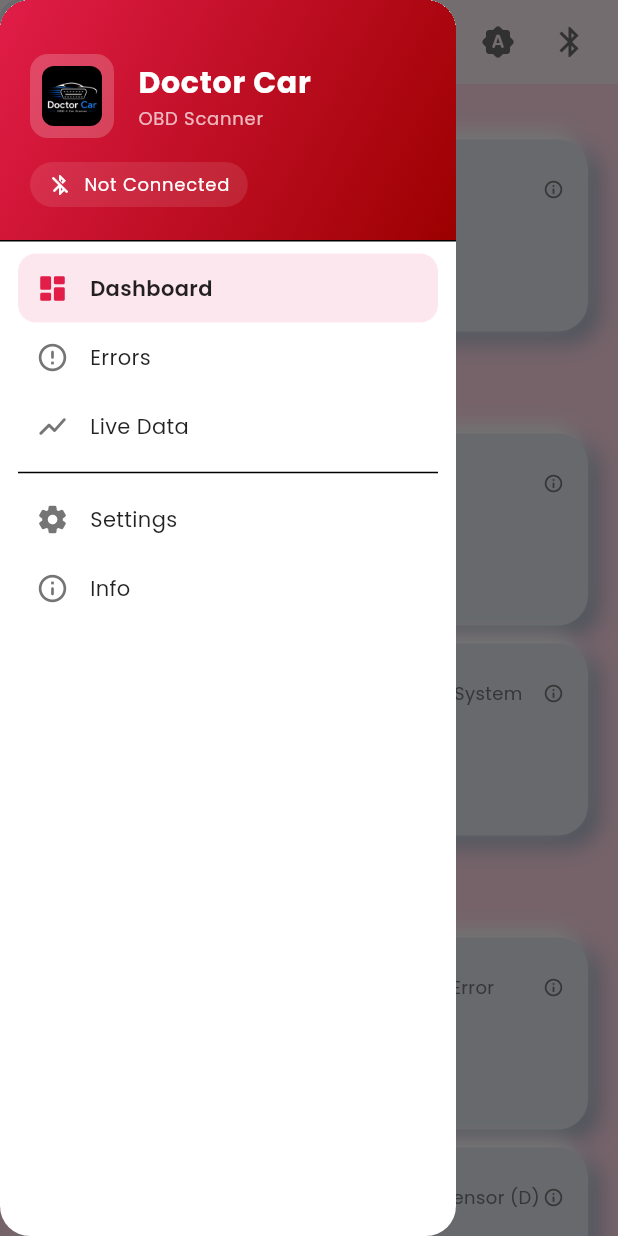
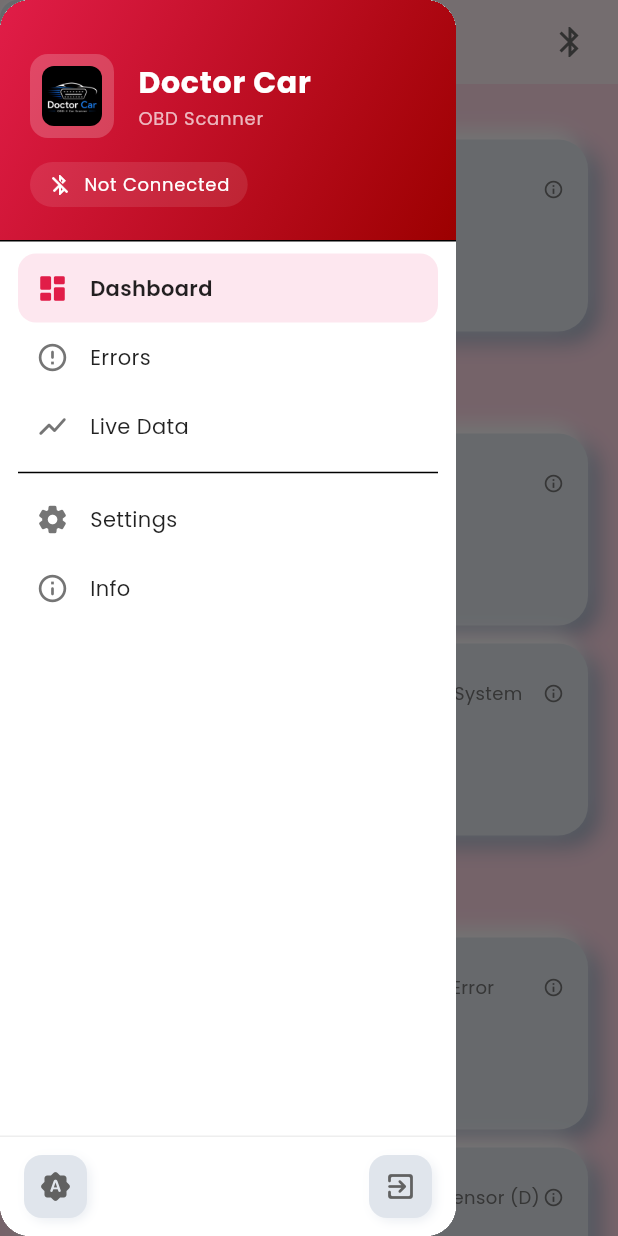
Before and after one commit to clawdy31/obd-car-scanner, a Flutter app: the screen it shows after launch, scrolled down 576 dp, after a tap on the "menu" icon, on a phone screen of 412 x 824 dp. Run offline on Flutter 3.47's test engine with Material 3 defaults, Android fonts, the light colour scheme and no system bars; our stand-ins replace flutter_blue_plus, flutter_bluetooth_serial, google_fonts, permission_handler, shared_preferences; statements that could not run were skipped.

Commit message:
Move theme icon to drawer bottom-left, exit to bottom-right

```diff
--- a/lib/main.dart
+++ b/lib/main.dart
@@ -130,6 +130,7 @@
           Navigator.pop(context);
           setState(() => _currentIndex = idx);
         },
+        onThemeTap: () => _showThemeSheet(context),
       ),
       appBar: AppBar(
         backgroundColor: isDark ? const Color(0xFF1E1E1E) : Colors.white,
@@ -159,19 +160,6 @@
         ),
             title: Text('Doctor Car', style: GoogleFonts.poppins(fontWeight: FontWeight.bold, fontSize: 18, color: isDark ? Colors.white : const Color(0xFF510000))),
             actions: [
-              IconButton(
-                icon: Consumer<ThemeProvider>(
-                  builder: (context, theme, _) => Icon(
-                    theme.themeMode == ThemeMode.dark
-                        ? Icons.dark_mode_rounded
-                        : theme.themeMode == ThemeMode.light
-                            ? Icons.light_mode_rounded
-                            : Icons.brightness_auto_rounded,
-                    color: isDark ? Colors.white : const Color(0xFF6B6B6B),
-                  ),
-                ),
-                onPressed: () => _showThemeSheet(context),
-              ),
               IconButton(
                 icon: Icon(obd.isConnected ? Icons.bluetooth_connected : Icons.bluetooth, color: obd.isConnected ? const Color(0xFFE11D48) : (isDark ? Colors.white : const Color(0xFF6B6B6B))),
                 onPressed: () => _showBluetoothSheet(context),
@@ -815,8 +803,9 @@
 class _AppDrawer extends StatelessWidget {
   final int currentIndex;
   final Function(int) onItemSelected;
+  final VoidCallback? onThemeTap;
 
-  const _AppDrawer({required this.currentIndex, required this.onItemSelected});
+  const _AppDrawer({required this.currentIndex, required this.onItemSelected, this.onThemeTap});
 
   @override
   Widget build(BuildContext context) {
@@ -826,8 +815,10 @@
     return Drawer(
       backgroundColor: isDark ? const Color(0xFF1E1E1E) : Colors.white,
       shape: RoundedRectangleBorder(borderRadius: BorderRadius.circular(20)),
+      child: SafeArea(
         child: Column(
           children: [
+            // Drawer Header
             DrawerHeader(
               margin: EdgeInsets.zero,
               padding: const EdgeInsets.fromLTRB(20, 36, 20, 16),
@@ -879,8 +870,10 @@
                       ),
                     ]),
                   ),
-              ]),
+                ],
               ),
+            ),
+            // Navigation Items
             Expanded(
               child: SingleChildScrollView(
                 padding: const EdgeInsets.symmetric(horizontal: 12, vertical: 8),
@@ -894,7 +887,74 @@
                 ]),
               ),
             ),
+            // Bottom bar: theme (left) + exit (right)
+            Container(
+              padding: const EdgeInsets.fromLTRB(16, 12, 16, 12),
+              decoration: BoxDecoration(
+                color: isDark ? const Color(0xFF1E1E1E) : Colors.white,
+                border: Border(top: BorderSide(color: isDark ? Colors.white10 : Colors.grey[200]!, width: 1)),
+              ),
+              child: Row(children: [
+                // Theme toggle
+                GestureDetector(
+                  onTap: () {
+                    Navigator.pop(context);
+                    if (onThemeTap != null) onThemeTap!();
+                  },
+                  child: Container(
+                    padding: const EdgeInsets.all(10),
+                    decoration: BoxDecoration(
+                      color: isDark ? NeuColors.darkBg : NeuColors.lightBg,
+                      borderRadius: BorderRadius.circular(12),
+                      boxShadow: isDark
+                          ? [
+                              BoxShadow(color: NeuColors.darkShadowLight, offset: const Offset(-2, -2), blurRadius: 6, spreadRadius: -1),
+                              BoxShadow(color: NeuColors.darkShadowDark.withAlpha(128), offset: const Offset(2, 2), blurRadius: 6, spreadRadius: -1),
+                            ]
+                          : [
+                              BoxShadow(color: NeuColors.lightShadowDark.withAlpha(77), offset: const Offset(2, 2), blurRadius: 6, spreadRadius: -1),
+                              BoxShadow(color: NeuColors.lightShadowLight, offset: const Offset(-2, -2), blurRadius: 6, spreadRadius: -1),
                             ],
+                    ),
+                    child: Consumer<ThemeProvider>(
+                      builder: (context, theme, _) => Icon(
+                        theme.themeMode == ThemeMode.dark
+                            ? Icons.dark_mode_rounded
+                            : theme.themeMode == ThemeMode.light
+                                ? Icons.light_mode_rounded
+                                : Icons.brightness_auto_rounded,
+                        color: isDark ? Colors.white70 : Colors.grey[700],
+                        size: 22,
+                      ),
+                    ),
+                  ),
+                ),
+                const Spacer(),
+                // Exit
+                GestureDetector(
+                  onTap: () => SystemNavigator.pop(),
+                  child: Container(
+                    padding: const EdgeInsets.all(10),
+                    decoration: BoxDecoration(
+                      color: isDark ? NeuColors.darkBg : NeuColors.lightBg,
+                      borderRadius: BorderRadius.circular(12),
+                      boxShadow: isDark
+                          ? [
+                              BoxShadow(color: NeuColors.darkShadowLight, offset: const Offset(-2, -2), blurRadius: 6, spreadRadius: -1),
+                              BoxShadow(color: NeuColors.darkShadowDark.withAlpha(128), offset: const Offset(2, 2), blurRadius: 6, spreadRadius: -1),
+                            ]
+                          : [
+                              BoxShadow(color: NeuColors.lightShadowDark.withAlpha(77), offset: const Offset(2, 2), blurRadius: 6, spreadRadius: -1),
+                              BoxShadow(color: NeuColors.lightShadowLight, offset: const Offset(-2, -2), blurRadius: 6, spreadRadius: -1),
+                            ],
+                    ),
+                    child: Icon(Icons.exit_to_app_rounded, color: isDark ? Colors.white70 : Colors.grey[700], size: 22),
+                  ),
+                ),
+              ]),
+            ),
+          ],
+        ),
       ),
     );
   }
```
Lines whose indentation alone changed are shown as unchanged.
